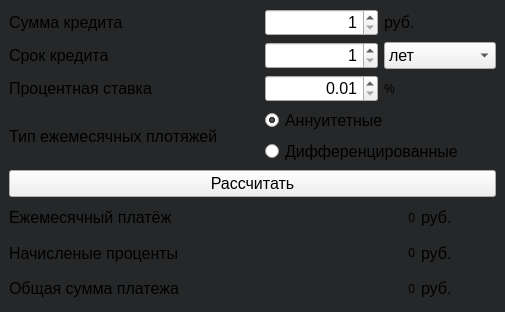
This is src/form/credit.ui in Astrodynamic/Line-calculator-with-graph-output-in-CPP-Qt as Qt 5 draws it before an edit. The edited form follows.
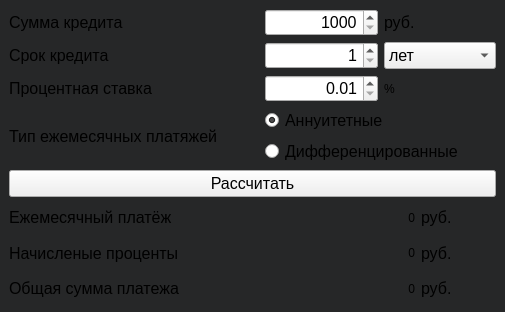
This is the edited form.

What changed in the file:
```diff
--- a/src/form/credit.ui
+++ b/src/form/credit.ui
@@ -85,7 +85,7 @@
                  <set>Qt::AlignRight|Qt::AlignTrailing|Qt::AlignVCenter</set>
                 </property>
                 <property name="minimum">
-                 <number>1</number>
+                 <number>1000</number>
                 </property>
                 <property name="maximum">
                  <number>50000000</number>
@@ -263,7 +263,7 @@
                </font>
               </property>
               <property name="text">
-               <string>Тип ежемесячных плотяжей</string>
+               <string>Тип ежемесячных платяжей</string>
               </property>
              </widget>
             </item>
```
